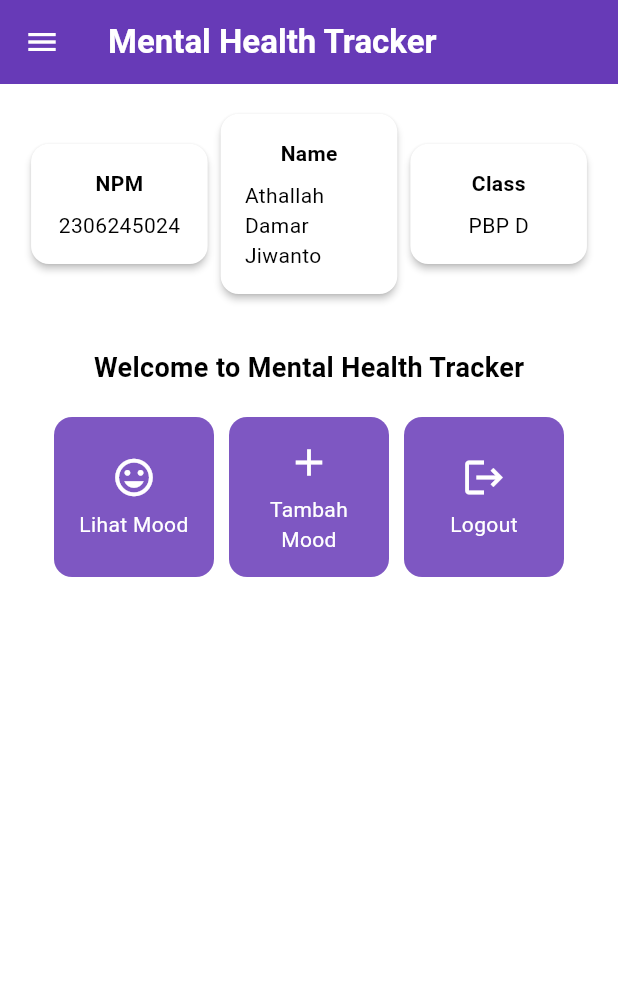
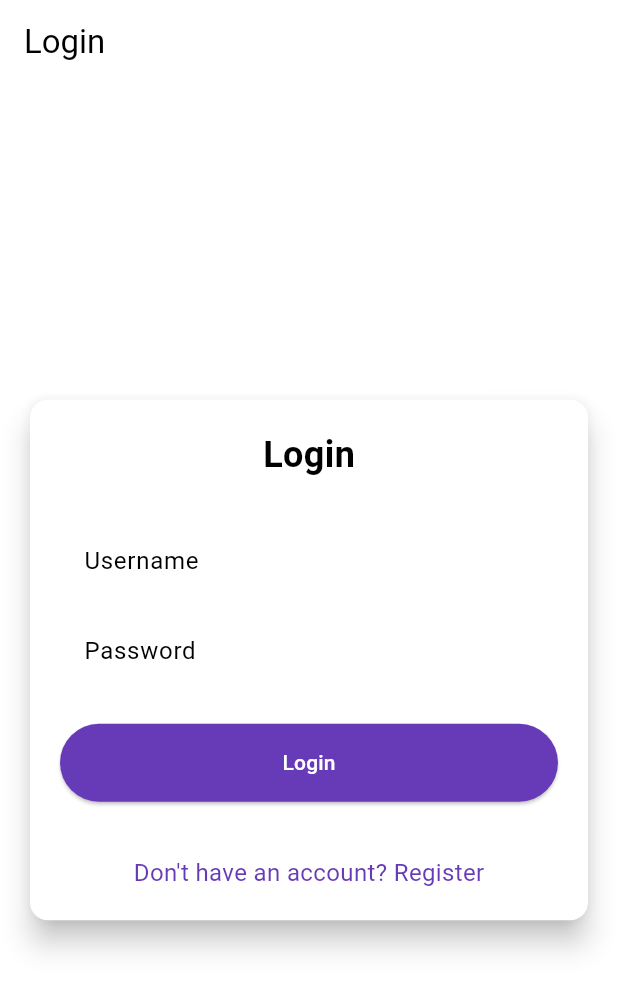
Before and after one commit to AthallahD/mental-health-tracker-mobile, a Flutter app: the screen it shows after launch, on a phone screen of 412 x 824 dp. Shown: the top 991 px of the screen. Run offline on Flutter 3.47's test engine with Material 3 defaults, Android fonts, the phone set to English and light mode, and no system bars; missing offline and left inert: pbp_django_auth.

Commit message:
Menyelesaikan tutorial 8

```diff
--- a/lib/main.dart
+++ b/lib/main.dart
@@ -1,5 +1,7 @@
 import 'package:flutter/material.dart';
-import 'package:mental_health_tracker/screens/menu.dart';
+import 'package:mental_health_tracker/screens/login.dart';
+import 'package:provider/provider.dart';
+import 'package:pbp_django_auth/pbp_django_auth.dart';
 
 void main() {
   runApp(const MyApp());
@@ -8,33 +10,23 @@ void main() {
 class MyApp extends StatelessWidget {
   const MyApp({super.key});
 
-  // This widget is the root of your application.
   @override
   Widget build(BuildContext context) {
-    return MaterialApp(
-      title: 'Flutter Demo',
-      theme: ThemeData(
-        // This is the theme of your application.
-        //
-        // TRY THIS: Try running your application with "flutter run". You'll see
-        // the application has a purple toolbar. Then, without quitting the app,
-        // try changing the seedColor in the colorScheme below to Colors.green
-        // and then invoke "hot reload" (save your changes or press the "hot
-        // reload" button in a Flutter-supported IDE, or press "r" if you used
-        // the command line to start the app).
-        //
-        // Notice that the counter didn't reset back to zero; the application
-        // state is not lost during the reload. To reset the state, use hot
-        // restart instead.
-        //
-        // This works for code too, not just values: Most code changes can be
-        // tested with just a hot reload.
-         colorScheme: ColorScheme.fromSwatch(
-          primarySwatch: Colors.deepPurple,
+    return Provider(
+      create: (_) {
+        CookieRequest request = CookieRequest();
+        return request;
+      },
+      child: MaterialApp(
+        title: 'Mental Health Tracker',
+        theme: ThemeData(
+          useMaterial3: true,
+          colorScheme: ColorScheme.fromSwatch(
+            primarySwatch: Colors.deepPurple,
           ).copyWith(secondary: Colors.deepPurple[400]),
-        useMaterial3: true,
+        ),
+        home: const LoginPage(),
       ),
-      home: MyHomePage(),
     );
   }
 }
--- /dev/null
+++ b/lib/screens/login.dart
@@ -0,0 +1,175 @@
+import 'package:mental_health_tracker/screens/menu.dart';
+import 'package:flutter/material.dart';
+import 'package:pbp_django_auth/pbp_django_auth.dart';
+import 'package:provider/provider.dart';
+import 'package:mental_health_tracker/screens/register.dart';
+void main() {
+  runApp(const LoginApp());
+}
+
+class LoginApp extends StatelessWidget {
+  const LoginApp({super.key});
+
+  @override
+  Widget build(BuildContext context) {
+    return MaterialApp(
+      title: 'Login',
+      theme: ThemeData(
+        useMaterial3: true,
+        colorScheme: ColorScheme.fromSwatch(
+          primarySwatch: Colors.deepPurple,
+        ).copyWith(secondary: Colors.deepPurple[400]),
+      ),
+      home: const LoginPage(),
+    );
+  }
+}
+
+class LoginPage extends StatefulWidget {
+  const LoginPage({super.key});
+
+  @override
+  State<LoginPage> createState() => _LoginPageState();
+}
+
+class _LoginPageState extends State<LoginPage> {
+  final TextEditingController _usernameController = TextEditingController();
+  final TextEditingController _passwordController = TextEditingController();
+
+  @override
+  Widget build(BuildContext context) {
+    final request = context.watch<CookieRequest>();
+
+    return Scaffold(
+      appBar: AppBar(
+        title: const Text('Login'),
+      ),
+      body: Center(
+        child: SingleChildScrollView(
+          padding: const EdgeInsets.all(16.0),
+          child: Card(
+            elevation: 8,
+            shape: RoundedRectangleBorder(
+              borderRadius: BorderRadius.circular(12.0),
+            ),
+            child: Padding(
+              padding: const EdgeInsets.all(20.0),
+              child: Column(
+                mainAxisSize: MainAxisSize.min,
+                children: [
+                  const Text(
+                    'Login',
+                    style: TextStyle(
+                      fontSize: 24.0,
+                      fontWeight: FontWeight.bold,
+                    ),
+                  ),
+                  const SizedBox(height: 30.0),
+                  TextField(
+                    controller: _usernameController,
+                    decoration: const InputDecoration(
+                      labelText: 'Username',
+                      hintText: 'Enter your username',
+                      border: OutlineInputBorder(
+                        borderRadius: BorderRadius.all(Radius.circular(12.0)),
+                      ),
+                      contentPadding:
+                          EdgeInsets.symmetric(horizontal: 12.0, vertical: 8.0),
+                    ),
+                  ),
+                  const SizedBox(height: 12.0),
+                  TextField(
+                    controller: _passwordController,
+                    decoration: const InputDecoration(
+                      labelText: 'Password',
+                      hintText: 'Enter your password',
+                      border: OutlineInputBorder(
+                        borderRadius: BorderRadius.all(Radius.circular(12.0)),
+                      ),
+                      contentPadding:
+                          EdgeInsets.symmetric(horizontal: 12.0, vertical: 8.0),
+                    ),
+                    obscureText: true,
+                  ),
+                  const SizedBox(height: 24.0),
+                  ElevatedButton(
+                    onPressed: () async {
+                      String username = _usernameController.text;
+                      String password = _passwordController.text;
+                      final response = await request
+                          .login("http://localhost:8000/auth/login/", {
+                        'username': username,
+                        'password': password,
+                      });
+
+                      if (request.loggedIn) {
+                        String message = response['message'];
+                        String uname = response['username'];
+                        if (context.mounted) {
+                          Navigator.pushReplacement(
+                            context,
+                            MaterialPageRoute(
+                                builder: (context) => MyHomePage()),
+                          );
+                          ScaffoldMessenger.of(context)
+                            ..hideCurrentSnackBar()
+                            ..showSnackBar(
+                              SnackBar(
+                                  content:
+                                      Text("$message Selamat datang, $uname.")),
+                            );
+                        }
+                      } else {
+                        if (context.mounted) {
+                          showDialog(
+                            context: context,
+                            builder: (context) => AlertDialog(
+                              title: const Text('Login Gagal'),
+                              content: Text(response['message']),
+                              actions: [
+                                TextButton(
+                                  child: const Text('OK'),
+                                  onPressed: () {
+                                    Navigator.pop(context);
+                                  },
+                                ),
+                              ],
+                            ),
+                          );
+                        }
+                      }
+                    },
+                    style: ElevatedButton.styleFrom(
+                      foregroundColor: Colors.white,
+                      minimumSize: const Size(double.infinity, 50),
+                      backgroundColor: Theme.of(context).colorScheme.primary,
+                      padding: const EdgeInsets.symmetric(vertical: 16.0),
+                    ),
+                    child: const Text('Login'),
+                  ),
+                  const SizedBox(height: 36.0),
+                  GestureDetector(
+                    onTap: () {
+                      Navigator.push(
+                        context,
+                        MaterialPageRoute(
+                            builder: (context) => const RegisterPage()),
+                      );
+                    },
+                    child: Text(
+                      'Don\'t have an account? Register',
+                      style: TextStyle(
+                        color: Theme.of(context).colorScheme.primary,
+                        fontSize: 16.0,
+                      ),
+                    ),
+                  ),
+                ],
+              ),
+            ),
+          ),
+        ),
+      ),
+    );
+  }
+}
--- a/pubspec.yaml
+++ b/pubspec.yaml
@@ -35,6 +35,9 @@ dependencies:
   # The following adds the Cupertino Icons font to your application.
   # Use with the CupertinoIcons class for iOS style icons.
   cupertino_icons: ^1.0.8
+  provider: ^6.1.2
+  pbp_django_auth: ^0.4.0
+  http: ^1.2.2
 
 dev_dependencies:
   flutter_test:
```
Also changed, not shown: lib/models/mood_entry.dart (added, +61 -0 lines), lib/screens/list_moodentry.dart (added, +89 -0 lines), lib/screens/moodentry_form.dart (+35 -30 lines), lib/screens/register.dart (added, +161 -0 lines), lib/widgets/left_drawer.dart (+12 -0 lines), lib/widgets/mood_card.dart (+35 -1 lines), pubspec.lock, 2 other files.
